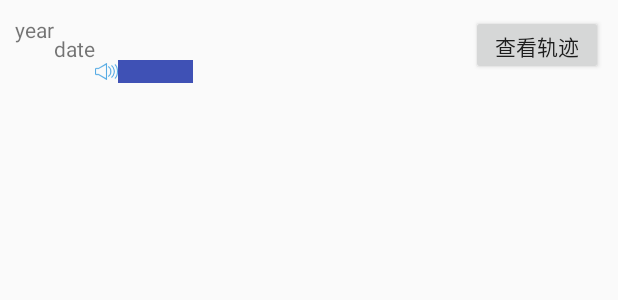
After one commit to lukehhl/EmployeeNote, an Android app: the layout list_audio.xml on its own in the app's theme, with its tools: preview values and no code run, on a phone screen of 412 x 824 dp. The commit adds this screen. Shown: the top 300 px of the screen. Run offline under Robolectric (Android 15) with nearby library versions, the phone set to English and light mode, and no system bars.

Commit message:
增加了

```diff
--- /dev/null
+++ b/app/src/main/res/layout/list_audio.xml
@@ -0,0 +1,49 @@
+<?xml version="1.0" encoding="utf-8"?>
+<LinearLayout xmlns:android="http://schemas.android.com/apk/res/android"
+    android:layout_width="match_parent"
+    android:layout_height="match_parent"
+    android:orientation="vertical">
+    <RelativeLayout
+        android:layout_width="match_parent"
+        android:layout_height="wrap_content"
+        android:padding="10dp"
+        >
+        <TextView
+            android:id="@+id/year"
+            android:layout_width="wrap_content"
+            android:layout_height="wrap_content"
+            android:text="year"
+            />
+        <TextView
+            android:id="@+id/date"
+            android:layout_width="wrap_content"
+            android:layout_height="wrap_content"
+            android:layout_centerVertical="true"
+            android:layout_toEndOf="@id/year"
+            android:text="date"
+            />
+        <ImageView
+            android:id="@+id/bicon"
+            android:layout_width="15dp"
+            android:layout_height="15dp"
+            android:layout_marginTop="30dp"
+            android:layout_toRightOf="@id/date"
+            android:src="@drawable/btn_audio"/>
+        <ImageButton
+            android:layout_width="50dp"
+            android:layout_height="15dp"
+            android:layout_toRightOf="@id/bicon"
+            android:layout_marginTop="30dp"
+            android:background="@color/colorPrimary"
+            />
+        <Button
+            android:layout_alignParentRight="true"
+            android:layout_width="wrap_content"
+            android:layout_height="40dp"
+            android:text="查看轨迹"
+            />
+    </RelativeLayout>
+
+
+
+</LinearLayout>
```
Also changed, not shown: app/src/main/java/com/example/administrator/employeenote/activity/HomePageActivity.java (+26 -7 lines), app/src/main/res/drawable/audio_frequency.png (added), app/src/main/res/drawable/btn_audio.png (added).
